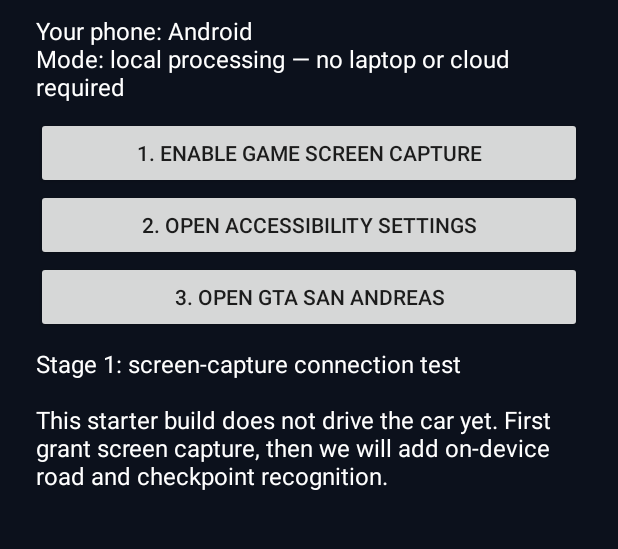
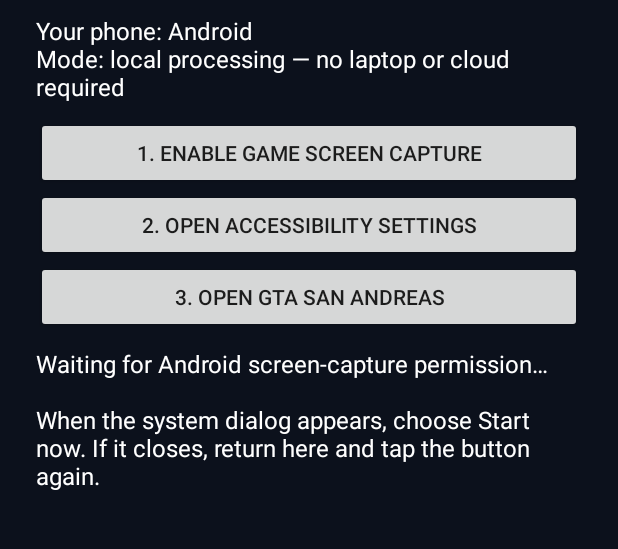
Before and after one commit to okorotriumphantchibuikem-del/GTA-AI-RACER, an Android app: the screen it shows after launch (MainActivity), after a tap on "1. ENABLE GAME SCREEN CAPTURE", on a phone screen of 412 x 824 dp, the part 133-682 px from its top. Run offline under Robolectric (Android 15) with nearby library versions, the phone set to English and light mode, and no system bars.

Commit message:
Improve screen capture permission feedback

```diff
--- a/app/src/main/java/com/gtairacer/MainActivity.kt
+++ b/app/src/main/java/com/gtairacer/MainActivity.kt
@@ -3,7 +3,6 @@ package com.gtairacer
 import android.app.Activity
 import android.content.Intent
 import android.media.projection.MediaProjectionManager
-import android.net.Uri
 import android.os.Build
 import android.os.Bundle
 import android.provider.Settings
@@ -25,23 +24,40 @@ class MainActivity : Activity() {
             setBackgroundColor(Color.rgb(12, 17, 28))
         }
         fun label(text: String, size: Float = 16f) = TextView(this).apply {
-            this.text = text; textSize = size; setTextColor(Color.WHITE)
+            this.text = text
+            textSize = size
+            setTextColor(Color.WHITE)
             setPadding(0, 14, 0, 14)
         }
-        val title = label("GTA AI RACER", 28f)
-        title.gravity = Gravity.CENTER
-        status = label("Stage 1: screen-capture connection test\n\nThis starter build does not drive the car yet. First grant screen capture, then we will add on-device road and checkpoint recognition.")
+
+        val title = label("GTA AI RACER", 28f).apply { gravity = Gravity.CENTER }
+        status = label(
+            "Stage 1: screen-capture connection test\n\n" +
+            "Tap the capture button and wait for Android's system confirmation. " +
+            "Choose Start now to share the game screen. This starter build does not drive the car yet."
+        )
+
         val capture = Button(this).apply {
             text = "1. Enable game screen capture"
             setOnClickListener {
-                val manager = getSystemService(MEDIA_PROJECTION_SERVICE) as MediaProjectionManager
-                startActivityForResult(manager.createScreenCaptureIntent(), captureRequest)
+                isEnabled = false
+                status.text = "Waiting for Android screen-capture permission…\n\nWhen the system dialog appears, choose Start now. If it closes, return here and tap the button again."
+                try {
+                    val manager = getSystemService(MEDIA_PROJECTION_SERVICE) as MediaProjectionManager
+                    startActivityForResult(manager.createScreenCaptureIntent(), captureRequest)
+                } catch (error: Exception) {
+                    status.text = "Could not open Android screen-capture permission: ${error.javaClass.simpleName}: ${error.message}"
+                } finally {
+                    isEnabled = true
+                }
             }
         }
+
         val accessibility = Button(this).apply {
             text = "2. Open accessibility settings"
             setOnClickListener { startActivity(Intent(Settings.ACTION_ACCESSIBILITY_SETTINGS)) }
         }
+
         val openGame = Button(this).apply {
             text = "3. Open GTA San Andreas"
             setOnClickListener {
@@ -50,20 +66,34 @@ class MainActivity : Activity() {
                 else status.text = "GTA app not found under the standard package name. Open GTA manually; some editions use a different package."
             }
         }
-        layout.addView(title); layout.addView(label("Your phone: Android\nMode: local processing — no laptop or cloud required"))
-        layout.addView(capture); layout.addView(accessibility); layout.addView(openGame); layout.addView(status)
+
+        layout.addView(title)
+        layout.addView(label("Your phone: Android\nMode: local processing — no laptop or cloud required"))
+        layout.addView(capture)
+        layout.addView(accessibility)
+        layout.addView(openGame)
+        layout.addView(status)
         setContentView(layout)
     }
 
     @Deprecated("Deprecated by Android but supported for this starter")
     override fun onActivityResult(requestCode: Int, resultCode: Int, data: Intent?) {
         super.onActivityResult(requestCode, resultCode, data)
-        if (requestCode == captureRequest && resultCode == RESULT_OK && data != null) {
-            val service = Intent(this, CaptureService::class.java).apply {
-                putExtra("resultCode", resultCode); putExtra("projectionData", data)
+        if (requestCode != captureRequest) return
+
+        if (resultCode == RESULT_OK && data != null) {
+            try {
+                val service = Intent(this, CaptureService::class.java).apply {
+                    putExtra("resultCode", resultCode)
+                    putExtra("projectionData", data)
+                }
+                if (Build.VERSION.SDK_INT >= 26) startForegroundService(service) else startService(service)
+                status.text = "Screen-capture permission granted. Starting capture service…"
+            } catch (error: Exception) {
+                status.text = "Permission was granted, but capture service could not start: ${error.javaClass.simpleName}: ${error.message}"
             }
-            if (Build.VERSION.SDK_INT >= 26) startForegroundService(service) else startService(service)
-            status.text = "Screen capture permission granted. Capture service started.\n\nNext milestone: inspect captured frames and identify the road, player car and race checkpoints."
-        } else if (requestCode == captureRequest) status.text = "Screen capture was not approved. Tap the capture button and allow it."
+        } else {
+            status.text = "Android closed or denied the screen-capture request. Tap button 1 again and choose Start now on the system dialog."
+        }
     }
 }
```
